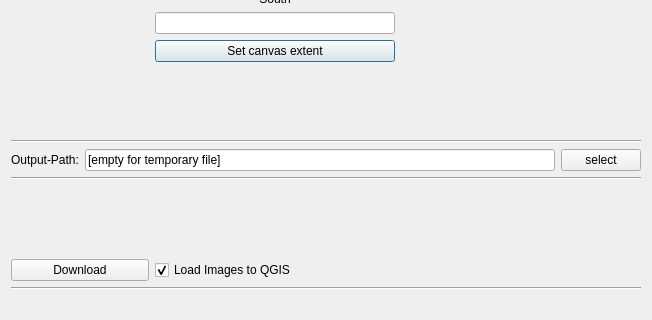
First picture: the form in srtm_downloader_dialog_base.ui, repository hdus/SRTM-Downloader, before the edit; both pictures show x 0 to 652 and y 115 to 435 of the 652 by 612 pixel window.
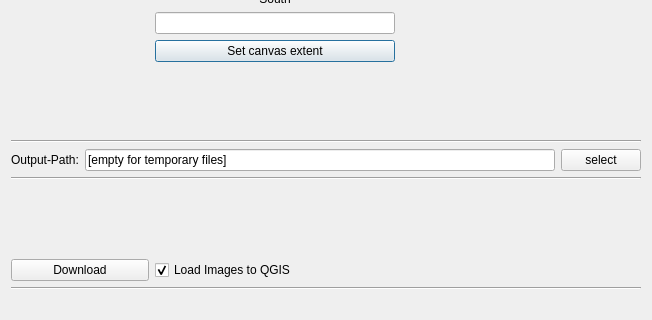
Second picture: the form after the edit.

Patch:
```diff
--- a/srtm_downloader_dialog_base.ui
+++ b/srtm_downloader_dialog_base.ui
@@ -167,7 +167,7 @@
      <item>
       <widget class="QLineEdit" name="lne_SRTM_path">
        <property name="text">
-        <string>[empty for temporary file]</string>
+        <string>[empty for temporary files]</string>
        </property>
       </widget>
      </item>
```
